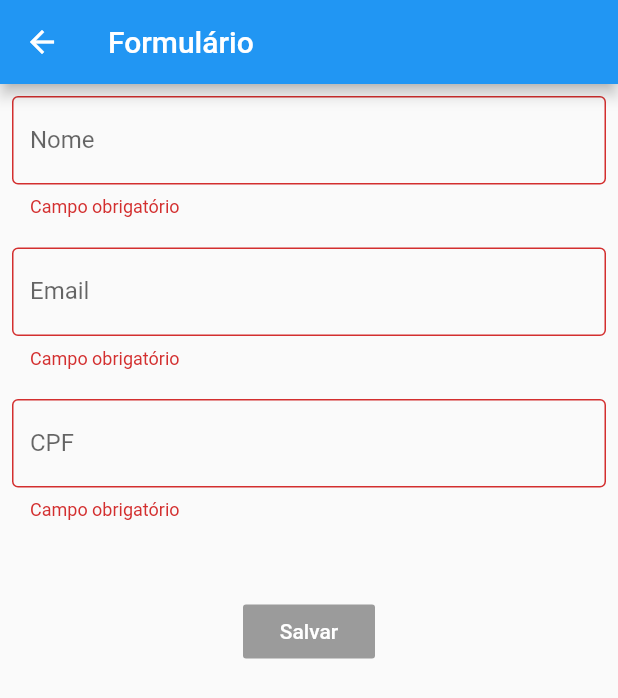
After one commit to MatheusSchipper/mobx_project, a Flutter app: the screen it shows after launch, after a tap on "Formulário", on a phone screen of 412 x 824 dp. The commit adds this screen. Shown: the top 698 px of the screen. Run offline on Flutter 3.47's test engine with Material 2 defaults, Android fonts, the phone set to English and light mode, and no system bars; our stand-ins replace flutter_mobx, mobx; missing offline and left inert: cpfcnpj, regexed_validator; generated files the repository leaves out were written again.

Commit message:
Aula 4 - Formulário reativo

```diff
--- /dev/null
+++ b/lib/commands.txt
@@ -0,0 +1,2 @@
+Geração de código: $ flutter pub run build_runner build
+Geração de código automática após salvar arquivo:  flutter pub run build_runner watch
--- a/lib/controller.dart
+++ b/lib/controller.dart
@@ -1,7 +1,5 @@
 import 'package:mobx/mobx.dart';
 part 'controller.g.dart';
-
-//Geração de código: $ flutter pub run build_runner build
 
 class Controller = ControllerBase with _$Controller;
 
--- /dev/null
+++ b/lib/form_controller.dart
@@ -0,0 +1,44 @@
+import 'package:cpfcnpj/cpfcnpj.dart';
+import 'package:mobx/mobx.dart';
+import 'package:regexed_validator/regexed_validator.dart';
+
+import 'models/client.dart';
+part 'form_controller.g.dart';
+
+class FormController = _FormControllerBase with _$FormController;
+
+abstract class _FormControllerBase with Store {
+  var client = Client();
+
+  @computed
+  bool get isValid{
+    return validateName() == null &&
+           validateEmail() == null &&
+           validateCpf() == null;
+  }
+
+  String validateName(){
+    if(client.name == null || client.name.isEmpty)
+      return "Campo obrigatório";
+    else if(client.name.length <=2)
+      return "Nome deve ter mais de 2 caracteres";
+    return null;
+  }
+
+  String validateEmail(){
+    if(client.email == null || client.email.isEmpty)
+      return "Campo obrigatório";
+     else if(!validator.email(client.email))
+       return "Email inválido";
+    return null;
+  }
+
+  String validateCpf(){
+    if(client.cpf == null || client.cpf.isEmpty)
+      return "Campo obrigatório";
+    else if(!CPF.isValid(client.cpf))
+      return "CPF inválido";
+    return null;
+  }
+
+}
--- /dev/null
+++ b/lib/form_page.dart
@@ -0,0 +1,75 @@
+import 'package:flutter/material.dart';
+import 'package:flutter_mobx/flutter_mobx.dart';
+import 'package:mobx_project/form_controller.dart';
+
+class FormPage extends StatefulWidget {
+  @override
+  _FormPageState createState() => _FormPageState();
+}
+
+class _FormPageState extends State<FormPage> {
+  final formController = FormController();
+
+  _textField({String labelText, onChanged, String Function() errorText}) {
+    return TextField(
+      onChanged: onChanged,
+      decoration: InputDecoration(
+        border: OutlineInputBorder(),
+        labelText: labelText,
+        errorText: errorText == null ? null : errorText(),
+      ),
+    );
+  }
+
+  @override
+  Widget build(BuildContext context) {
+    return Scaffold(
+      appBar: AppBar(
+        title: Text("Formulário"),
+      ),
+      body: Padding(
+        padding: const EdgeInsets.all(8.0),
+        child: Column(
+          children: <Widget>[
+            Observer(builder: (_) {
+              return _textField(
+                  labelText: "Nome",
+                  onChanged: formController.client.changeName,
+                  errorText: formController.validateName);
+            }),
+            SizedBox(
+              height: 20,
+            ),
+            Observer(builder: (_) {
+              return _textField(
+                  labelText: "Email",
+                  onChanged: formController.client.changeEmail,
+                  errorText: formController.validateEmail);
+            }),
+            SizedBox(
+              height: 20,
+            ),
+            Observer(builder: (_) {
+              return _textField(
+                  labelText: "CPF",
+                  onChanged: formController.client.changeCpf,
+                  errorText: formController.validateCpf);
+            }),
+            SizedBox(
+              height: 50,
+            ),
+            Observer(builder: (_) {
+              return RaisedButton(
+                color: Colors.blue,
+                textColor: Colors.white,
+                onPressed: formController.isValid ? (){
+                } : null,
+                child: Text("Salvar"),
+              );
+            }),
+          ],
+        ),
+      ),
+    );
+  }
+}
--- a/lib/home.dart
+++ b/lib/home.dart
@@ -1,10 +1,11 @@
+import 'package:flutter/cupertino.dart';
 import 'package:flutter/material.dart';
 import 'package:flutter_mobx/flutter_mobx.dart';
 import 'package:mobx_project/controller.dart';
+import 'package:mobx_project/form_page.dart';
 
 class MyHomePage extends StatelessWidget {
-
-   final controller = Controller();
+  final controller = Controller();
 
   @override
   Widget build(BuildContext context) {
@@ -22,23 +23,34 @@ class MyHomePage extends StatelessWidget {
                 decoration: InputDecoration(labelText: "Nome"),
                 onChanged: controller.mudarNome,
               ),
-              SizedBox(height: 20,),
+              SizedBox(
+                height: 20,
+              ),
               TextField(
                 decoration: InputDecoration(labelText: "Sobrenome"),
                 onChanged: controller.mudarSobrenome,
               ),
-              SizedBox(height: 20,),
-              Observer(builder: (_) {
-                return Text(controller.nomeCompleto);
-              },),
+              SizedBox(
+                height: 20,
+              ),
+              Observer(
+                builder: (_) {
+                  return Text(controller.nomeCompleto);
+                },
+              ),
+              RaisedButton(
+                child: Text("Formulário"),
+                onPressed: () {
+                  Navigator.push(context,
+                      CupertinoPageRoute(builder: (context) => FormPage()));
+                },
+              )
             ],
           ),
         ),
       ),
       floatingActionButton: FloatingActionButton(
-        onPressed: ()
-        {
-        },
+        onPressed: () {},
         tooltip: 'Increment',
         child: Icon(Icons.add),
       ),
--- /dev/null
+++ b/lib/models/client.dart
@@ -0,0 +1,23 @@
+import 'package:mobx/mobx.dart';
+part 'client.g.dart';
+
+class Client = _ClientBase with _$Client;
+
+abstract class _ClientBase with Store {
+  @observable
+  String name;
+  @action
+  changeName(String newValue) => name = newValue;
+
+  @observable
+  String email;
+  @action
+  changeEmail(String newValue) => email = newValue;
+
+  @observable
+  String cpf;
+
+  @action
+  changeCpf(String newValue) => cpf = newValue;
+
+}
--- a/pubspec.yaml
+++ b/pubspec.yaml
@@ -25,6 +25,9 @@ dependencies:
     sdk: flutter
   mobx: ^1.2.1
   flutter_mobx: ^1.1.0
+  email_validator: ^1.0.4
+  regexed_validator: ^1.0.4
+  cpfcnpj: ^1.0.3
 
 
   # The following adds the Cupertino Icons font to your application.
```
Also changed, not shown: lib/controller.g.dart, lib/form_controller.g.dart (added), lib/models/client.g.dart (added), pubspec.lock.
